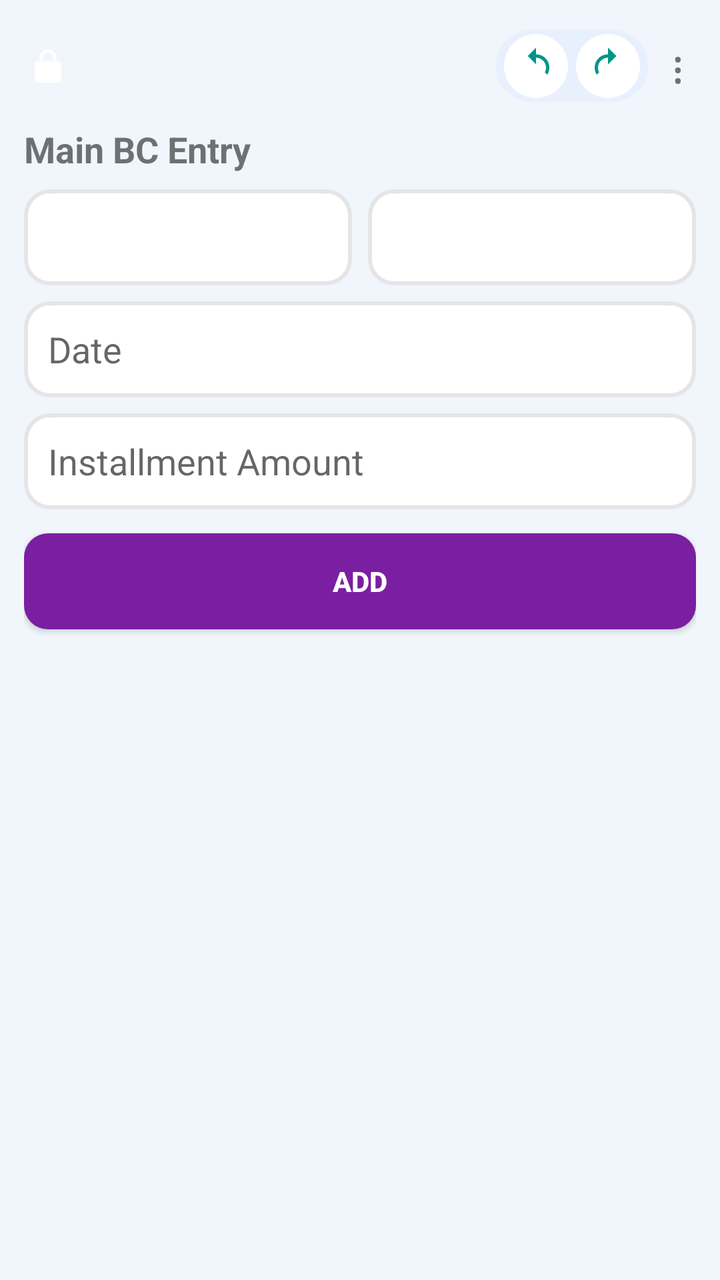
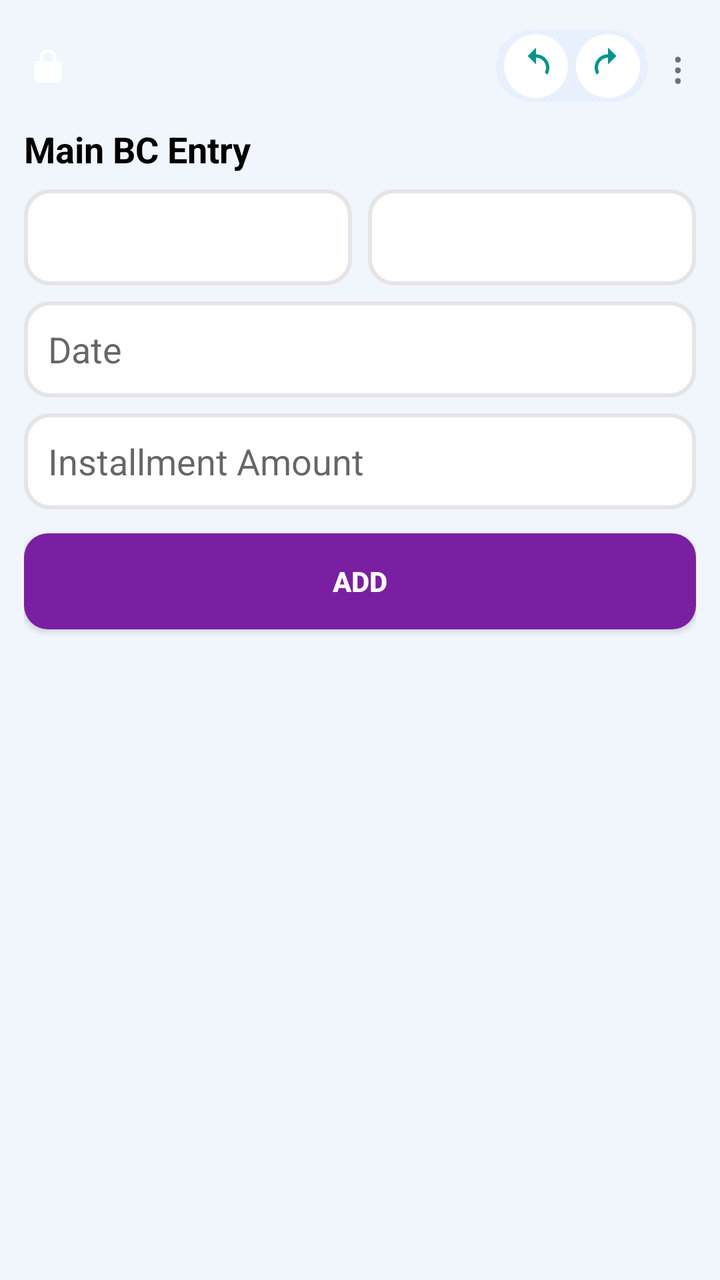

Two renders of the same Android screen: before a commit and after it. Below are the layout's source before the change and the commit's diff.
<!-- AndroidManifest.xml: application theme Theme.AppCompat.Light.NoActionBar -->
<!-- res/layout/activity_main.xml -->
<?xml version="1.0" encoding="utf-8"?>
<ScrollView xmlns:android="http://schemas.android.com/apk/res/android"
    android:layout_width="match_parent"
    android:layout_height="match_parent"
    android:background="#f0f6fb"
    android:fillViewport="true">

    <LinearLayout
        android:id="@+id/rootLayout"
        android:orientation="vertical"
        android:padding="12dp"
        android:layout_width="match_parent"
        android:layout_height="match_parent">

        
        <LinearLayout
            android:layout_width="match_parent"
            android:layout_height="wrap_content"
            android:gravity="center_vertical"
            android:orientation="horizontal">

            
            <ImageView
                android:id="@+id/imgLock"
                android:layout_width="24dp"
                android:layout_height="24dp"
                android:src="@drawable/ic_lock"
                android:layout_marginEnd="10dp"
                android:contentDescription="Edit Mode Locked"
                android:visibility="visible"
                android:padding="2dp" />

            
            <Space
                android:layout_width="0dp"
                android:layout_height="wrap_content"
                android:layout_weight="1" />

            
            <LinearLayout
                android:layout_width="wrap_content"
                android:layout_height="36dp"
                android:orientation="horizontal"
                android:gravity="center"
                android:background="@drawable/bg_big_curve"
                android:paddingStart="4dp"
                android:paddingEnd="4dp"
                android:layout_marginEnd="6dp">

                <ImageButton
                    android:id="@+id/btnUndo"
                    android:layout_width="32dp"
                    android:layout_height="32dp"
                    android:background="@drawable/bg_small_curve"
                    android:src="@drawable/ic_undo"
                    android:scaleType="centerInside"
                    android:contentDescription="Undo"
                    android:padding="6dp" />

                <ImageButton
                    android:id="@+id/btnRedo"
                    android:layout_width="32dp"
                    android:layout_height="32dp"
                    android:layout_marginStart="4dp"
                    android:background="@drawable/bg_small_curve"
                    android:src="@drawable/ic_redo"
                    android:scaleType="centerInside"
                    android:contentDescription="Redo"
                    android:padding="6dp" />
            </LinearLayout>

            
            <TextView
                android:id="@+id/menuButton"
                android:text="⋮"
                android:textSize="22sp"
                android:padding="6dp"
                android:clickable="true"
                android:focusable="true"
                android:layout_width="wrap_content"
                android:layout_height="wrap_content" />
        </LinearLayout>

        
        <TextView
            android:id="@+id/titleMain"
            android:text="Main BC Entry"
            android:textSize="18sp"
            android:textStyle="bold"
            android:layout_marginTop="8dp"
            android:layout_marginBottom="8dp"
            android:layout_width="wrap_content"
            android:layout_height="wrap_content" />

        
        <LinearLayout
            android:orientation="horizontal"
            android:layout_width="match_parent"
            android:layout_height="wrap_content"
            android:layout_marginBottom="8dp">

            <Spinner
                android:id="@+id/spinnerBc"
                android:layout_width="0dp"
                android:layout_height="48dp"
                android:layout_weight="1"
                android:background="@drawable/bg_input_curved"
                android:paddingHorizontal="12dp" />

            <Space
                android:layout_width="8dp"
                android:layout_height="wrap_content" />

            <Spinner
                android:id="@+id/spinnerMember"
                android:layout_width="0dp"
                android:layout_height="48dp"
                android:layout_weight="1"
                android:background="@drawable/bg_input_curved"
                android:paddingHorizontal="12dp" />
        </LinearLayout>

        
        <EditText
            android:id="@+id/editPayDate"
            android:hint="Date"
            android:focusable="false"
            android:inputType="none"
            android:layout_width="match_parent"
            android:layout_height="48dp"
            android:background="@drawable/bg_input_curved"
            android:paddingHorizontal="12dp"
            android:layout_marginBottom="8dp" />

        
        <EditText
            android:id="@+id/editPayAmount"
            android:hint="Installment Amount"
            android:inputType="number"
            android:layout_width="match_parent"
            android:layout_height="48dp"
            android:background="@drawable/bg_input_curved"
            android:paddingHorizontal="12dp"
            android:layout_marginBottom="12dp" />

        
        <Button
            android:id="@+id/buttonAdd"
            android:text="ADD"
            android:textColor="@android:color/white"
            android:textStyle="bold"
            android:layout_width="match_parent"
            android:layout_height="48dp"
            android:background="@drawable/btn_add_ripple"
            android:elevation="4dp"
            android:layout_marginBottom="12dp" />

        
        <HorizontalScrollView
            android:layout_width="match_parent"
            android:layout_height="wrap_content"
            android:scrollbars="horizontal">

            <LinearLayout
                android:id="@+id/tableContainer"
                android:orientation="vertical"
                android:layout_width="wrap_content"
                android:layout_height="wrap_content" />
        </HorizontalScrollView>

    </LinearLayout>
</ScrollView>
<!-- resources referenced by this layout -->
<resources>
  <!-- drawable bg_big_curve (drawable) -->
  <shape xmlns:android="http://schemas.android.com/apk/res/android">
      <solid android:color="#E8F0FE"/>
      <corners android:radius="24dp"/>
  </shape>
  <!-- drawable bg_input_curved (drawable) -->
  <shape xmlns:android="http://schemas.android.com/apk/res/android"
      android:shape="rectangle">
  
      <solid android:color="@android:color/white"/>
      <stroke
          android:width="2dp"
          android:color="#e6e4e7"/>
      <corners android:radius="12dp"/>
  </shape>
  <!-- drawable bg_small_curve (drawable) -->
  <selector xmlns:android="http://schemas.android.com/apk/res/android">
      <item android:state_pressed="true">
          <shape>
              <solid android:color="#D2E3FC"/>
              <corners android:radius="18dp"/>
          </shape>
      </item>
      <item>
          <shape>
              <solid android:color="@android:color/white"/>
              <corners android:radius="18dp"/>
          </shape>
      </item>
  </selector>
  <!-- drawable btn_add_ripple (drawable) -->
  <ripple xmlns:android="http://schemas.android.com/apk/res/android"
      android:color="#40FFFFFF">
  
      <item>
          <shape android:shape="rectangle">
              <solid android:color="#7B1FA2"/>
              <corners android:radius="12dp"/>
          </shape>
      </item>
  
  </ripple>
  <!-- drawable ic_lock (drawable) -->
  <vector xmlns:android="http://schemas.android.com/apk/res/android"
      android:width="24dp"
      android:height="24dp"
      android:viewportWidth="24"
      android:viewportHeight="24"
      android:tint="#FFFFFF">
      <path
          android:fillColor="#FFFFFF"
          android:pathData="M12,17a2,2 0 1,0 0,-4 2,2 0 0,0 0,4zm6,-8h-1V7a5,5 0 0,0 -10,0v2H6a2,2 0 0,0 -2,2v9a2,2 0 0,0 2,2h12a2,2 0 0,0 2,-2v-9a2,2 0 0,0 -2,-2zm-3,0H9V7a3,3 0 0,1 6,0v2z"/>
  </vector>
  <!-- drawable ic_redo (drawable) -->
  <vector xmlns:android="http://schemas.android.com/apk/res/android"
      android:width="24dp"
      android:height="24dp"
      android:viewportWidth="24"
      android:viewportHeight="24"
      android:tint="#009688">
  
      <path
          android:fillColor="@android:color/white"
          android:pathData="M12,5V1l5,5-5,5V7c-3.31,0-6,2.69-6,6 0,1.01 0.25,1.97 0.7,2.8L5.24,17.26C4.46,15.9 4,14.51 4,13c0-4.42 3.58-8 8-8z"/>
  
  </vector>
  <!-- drawable ic_undo (drawable) -->
  <vector xmlns:android="http://schemas.android.com/apk/res/android"
      android:width="24dp"
      android:height="24dp"
      android:viewportWidth="24"
      android:viewportHeight="24"
      android:tint="#009688">
  
      <path
          android:fillColor="@android:color/white"
          android:pathData="M12,5V1L7,6l5,5V7c3.31,0 6,2.69 6,6 0,1.01 -0.25,1.97 -0.7,2.8l1.46,1.46C19.54,15.9 20,14.51 20,13c0,-4.42 -3.58,-8 -8,-8z"/>
  
  </vector>
</resources>

<!-- the commit's change to res/layout/activity_main.xml (unified diff, before → after) -->
@@ -85,6 +85,7 @@
         <TextView
             android:id="@+id/titleMain"
             android:text="Main BC Entry"
+            android:textColor="#000000"
             android:textSize="18sp"
             android:textStyle="bold"
             android:layout_marginTop="8dp"
